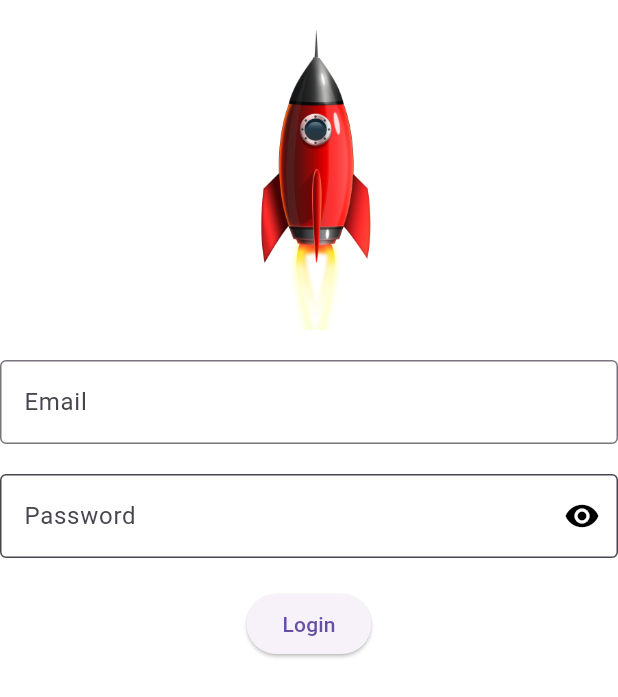
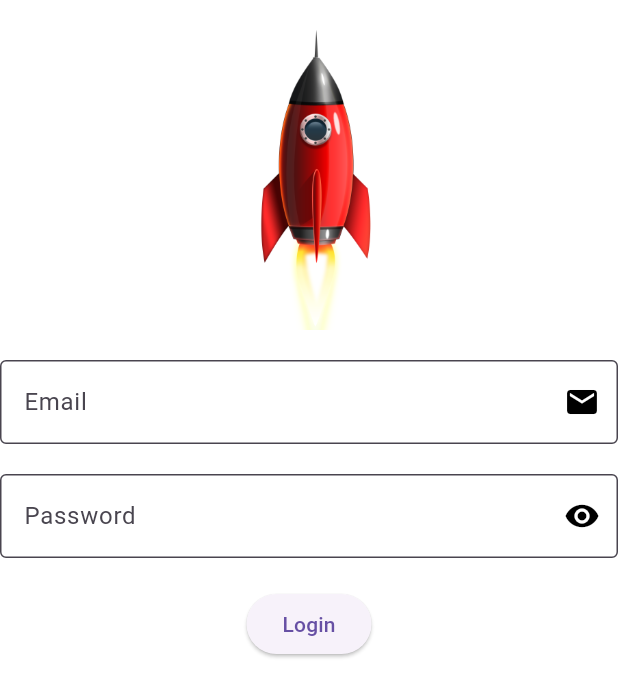
Before and after one commit to Ionfinisher/flutter-animated-login-screens, a Flutter app: the screen it shows after launch, on a phone screen of 412 x 824 dp. Shown: the top 697 px of the screen. Run offline on Flutter 3.47's test engine with Material 3 defaults, Android fonts, the phone set to English and light mode, and no system bars; drawn by our look-alikes of flutter_animate.

Commit message:
update form

```diff
--- a/lib/login_screens/login_screen.dart
+++ b/lib/login_screens/login_screen.dart
@@ -37,6 +37,10 @@ class _MyAppState extends State<MyApp> {
                     decoration: InputDecoration(
                       border: OutlineInputBorder(),
                       labelText: 'Email',
+                      suffixIcon: Icon(Icons.mail),
+                      suffixIconColor: Color.fromARGB(255, 0, 0, 0),
+                      filled: true,
+                      fillColor: Color.fromARGB(255, 255, 255, 255),
                     ),
                   ),
                   const SizedBox(height: 20),
```
